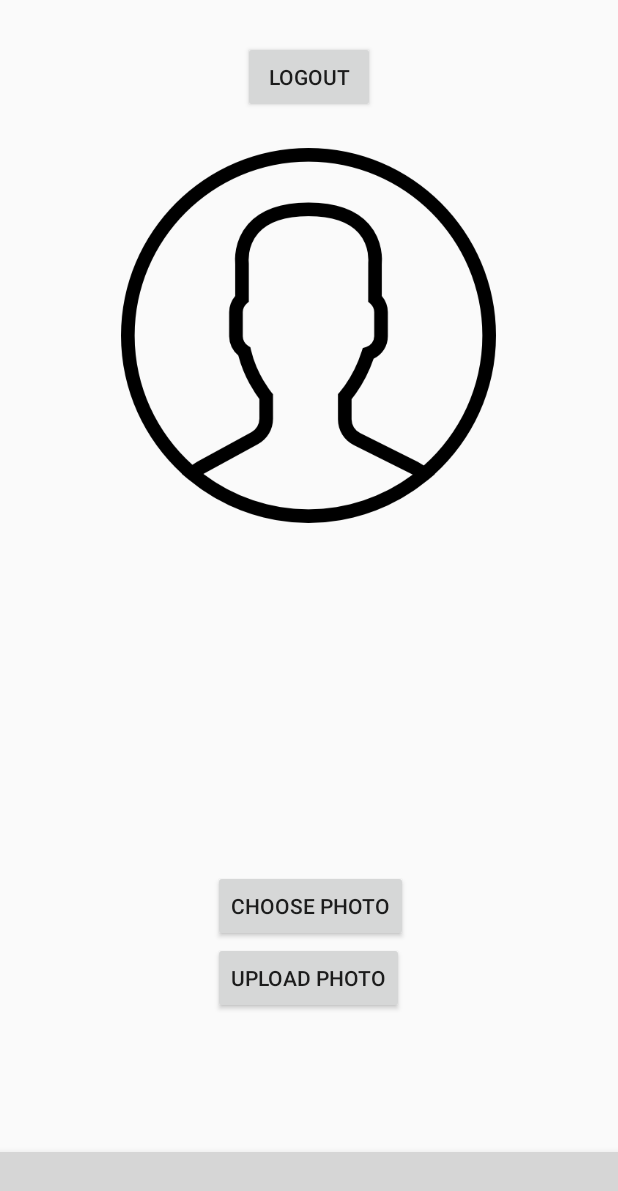
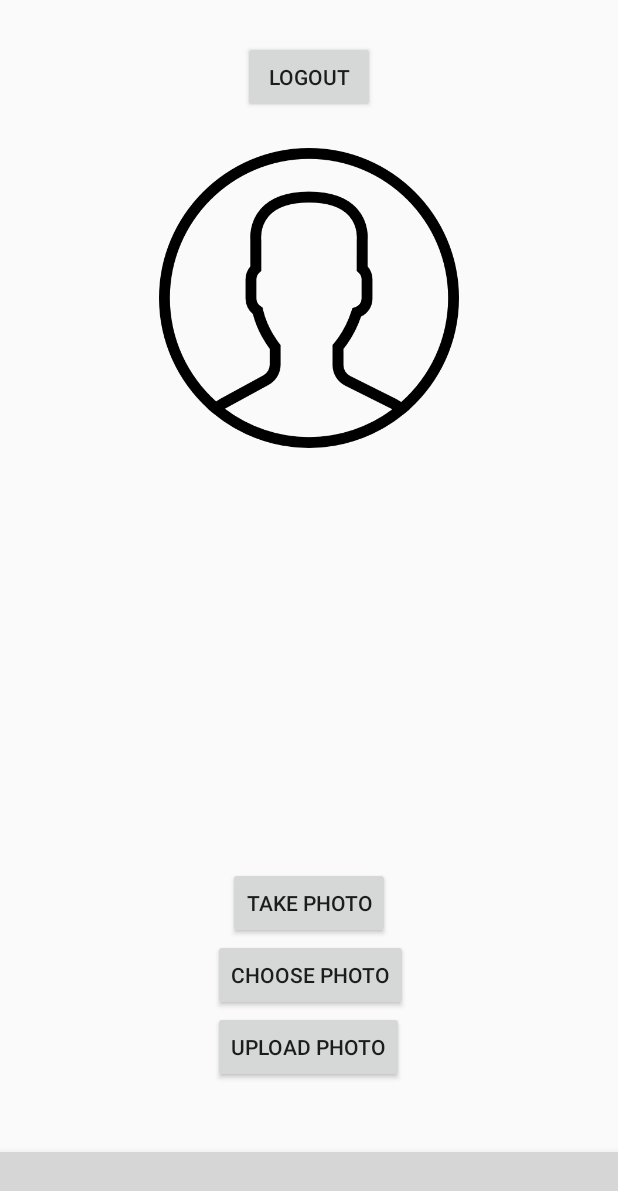
Before and after one commit to marlenehasslinger/ss17-foreignbuddy, an Android app: the screen it shows after launch once a user with an empty profile is signed in (MyProfilActivity), item 2 of the bottom bar chosen, on a phone screen of 412 x 824 dp. Shown: the top 1191 px of the screen. Run offline under Robolectric (Android 15) with nearby library versions, the phone set to English and light mode, and no system bars; our stand-ins replace Firebase (no records; nobody signed in at launch, a user with empty details on screens opened directly); libraries missing offline, so code that uses them is left out: com.facebook, com.firebase.ui; grey boxes are pictures that could not be loaded.

Commit message:
Kamera Funktion eingebaut, Upload gefixt

```diff
--- a/android/ForeignBuddy/app/src/main/AndroidManifest.xml
+++ b/android/ForeignBuddy/app/src/main/AndroidManifest.xml
@@ -3,6 +3,12 @@
     package="de.hdm_stuttgart.foreignbuddy">
 
     <uses-permission android:name="android.permission.INTERNET" />
+    <uses-permission android:name="android.permission.CAMERA"/>
+    <uses-permission android:name="android.permission.WRITE_EXTERNAL_STORAGE"/>
+    <uses-permission android:name="android.permission.READ_EXTERNAL_STORAGE"/>
+
+    <uses-feature android:name="android.hardware.camera" android:required="true"/>
+    <uses-feature android:name="android.hardware.camera2" android:required="true"/>
 
     <application
         android:allowBackup="true"
--- a/android/ForeignBuddy/app/src/main/res/layout/fragment_profil.xml
+++ b/android/ForeignBuddy/app/src/main/res/layout/fragment_profil.xml
@@ -12,10 +12,10 @@
         android:id="@+id/btn_uploadPhoto"
         android:layout_width="wrap_content"
         android:layout_height="wrap_content"
+        android:layout_marginBottom="46dp"
+        android:text="Upload Photo"
         android:layout_alignParentBottom="true"
-        android:layout_centerHorizontal="true"
-        android:layout_marginBottom="92dp"
-        android:text="Upload Photo" />
+        android:layout_centerHorizontal="true" />
 
     <Button
         android:id="@+id/btn_choosePhoto"
@@ -30,8 +30,8 @@
         android:layout_height="wrap_content"
         app:srcCompat="@drawable/user_male"
         android:id="@+id/imageView"
-        android:maxHeight="250dp"
-        android:maxWidth="250dp"
+        android:maxHeight="200dp"
+        android:maxWidth="200dp"
         android:adjustViewBounds="true"
         android:layout_marginTop="23dp"
         android:layout_below="@+id/btn_LogOut"
@@ -48,4 +48,12 @@
         android:layout_centerHorizontal="true"
         android:layout_marginTop="27dp" />
 
+    <Button
+        android:id="@+id/btn_takePhoto"
+        android:layout_width="wrap_content"
+        android:layout_height="wrap_content"
+        android:text="Take Photo"
+        android:layout_above="@+id/btn_choosePhoto"
+        android:layout_centerHorizontal="true" />
+
 </RelativeLayout>
```
Also changed, not shown: android/ForeignBuddy/app/build.gradle (+7 -5 lines), android/ForeignBuddy/app/src/main/java/de/hdm_stuttgart/foreignbuddy/ProfilFragment.java (+57 -8 lines).
